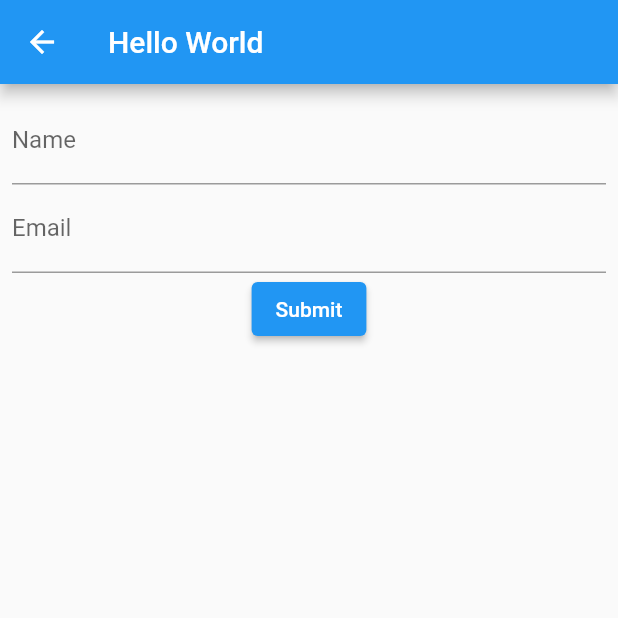
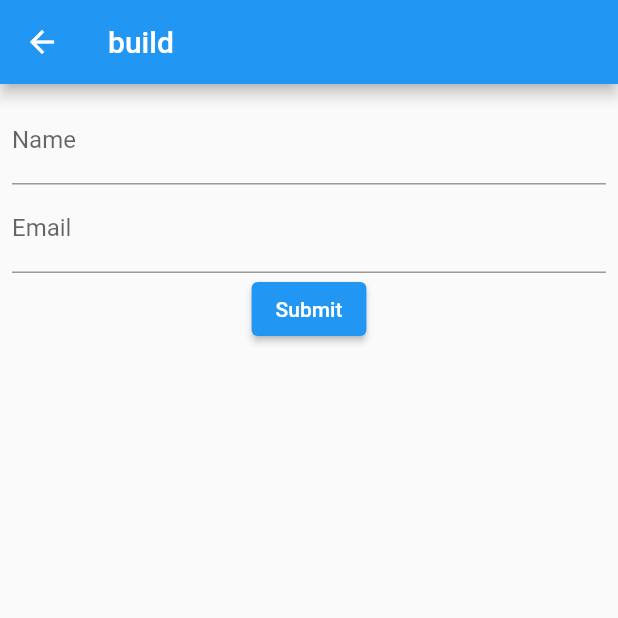
Before and after one commit to build-smile/Flutter_DAY1, a Flutter app: the screen it shows after launch, after a tap on "Contact us", on a phone screen of 412 x 824 dp, the top half of it. Run offline on Flutter 3.47's test engine with Material 2 defaults, Android fonts, the phone set to English and light mode, and no system bars.

Commit message:
Navigator argument Object

```diff
--- a/lib/contactus.dart
+++ b/lib/contactus.dart
@@ -1,3 +1,4 @@
+import 'package:day_1/profile.dart';
 import 'package:flutter/material.dart';
 
 class ContactUsScreen extends StatefulWidget {
@@ -13,11 +14,11 @@ class _ContactUsScreenState extends State<ContactUsScreen> {
   String email = '';
   @override
   Widget build(BuildContext context) {
-    String text = ModalRoute.of(context)!.settings.arguments as String;
+    Profile profile = ModalRoute.of(context)!.settings.arguments as Profile;
 
     return Scaffold(
       appBar: AppBar(
-        title: Text(text),
+        title: Text(profile.name),
       ),
       body: Container(
         margin: EdgeInsets.all(8),
--- a/lib/profile.dart
+++ b/lib/profile.dart
@@ -49,7 +49,8 @@ class _ProfileScreenState extends State<ProfileScreen> {
             ElevatedButton(
               onPressed: () {
                 Navigator.pushNamed(context, '/contactus',
-                    arguments: 'Hello World');
+                    arguments:
+                        Profile(email: 'build@gmail.com', name: 'build'));
               },
               child: Text('Contact us'),
             )
@@ -59,3 +60,9 @@ class _ProfileScreenState extends State<ProfileScreen> {
     );
   }
 }
+
+class Profile {
+  String name;
+  String email;
+  Profile({required this.name, required this.email});
+}
```
